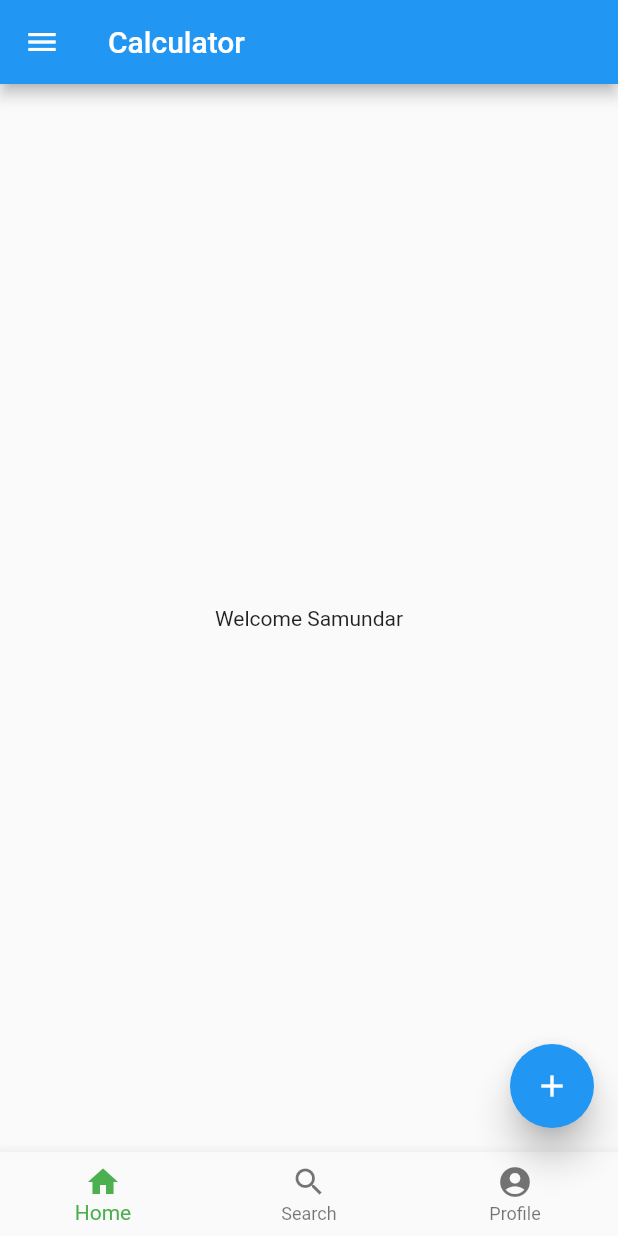
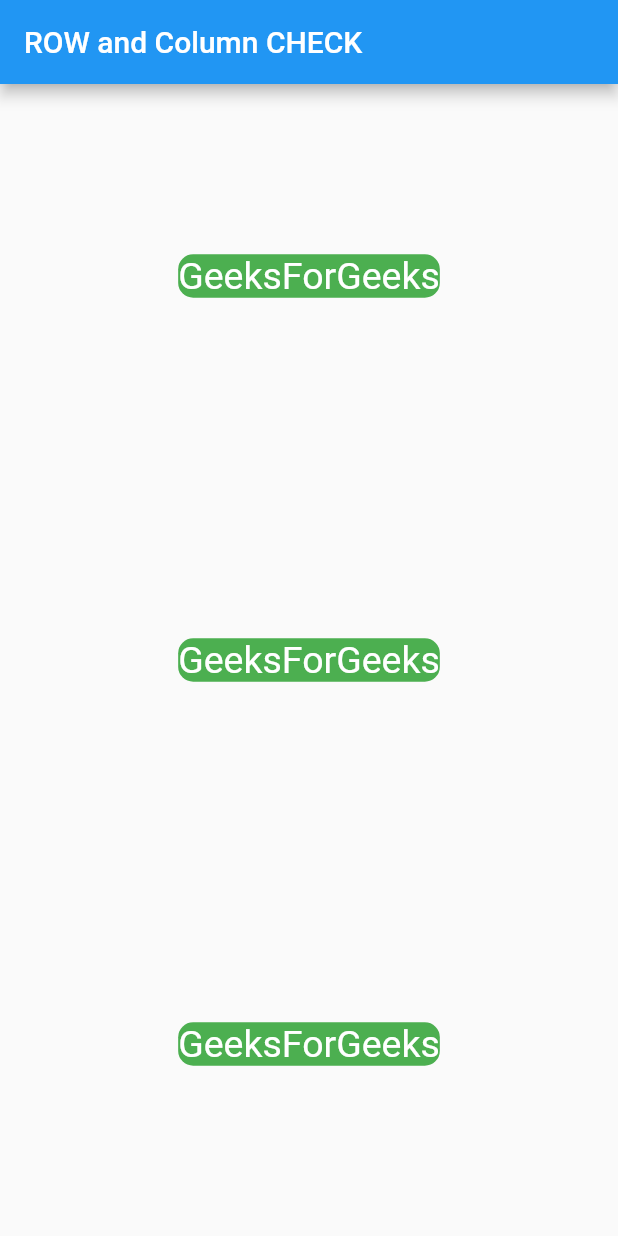
Before and after one commit to Samundar9525/FlutterProj, a Flutter app: the screen it shows after launch, on a phone screen of 412 x 824 dp. Run offline on Flutter 3.47's test engine with Material 2 defaults, Android fonts, the phone set to English and light mode, and no system bars.

Commit message:
column demo

```diff
--- a/lib/homepage.dart
+++ b/lib/homepage.dart
@@ -1,4 +1,4 @@
-  import 'package:flutter/material.dart';
+import 'package:flutter/material.dart';
 class homepage extends StatelessWidget{
   @override
   Widget build(BuildContext context){
--- a/lib/main.dart
+++ b/lib/main.dart
@@ -1,5 +1,6 @@
 import 'package:flutter/material.dart';
 import 'package:femo/homepage.dart';
+import 'package:femo/row_col.dart';
 
 void main() {
   runApp(MyApp());
@@ -9,11 +10,11 @@ class MyApp extends StatelessWidget {
   @override
   Widget build(BuildContext context) {
     return MaterialApp(
-      title: 'Flutter Demo',
+      title: 'Flutter Demo ba',
       theme: ThemeData(
         primarySwatch: Colors.blue,
       ),
-      home: homepage(),
+      home: myapp2(),
     );
   }
 }
--- /dev/null
+++ b/lib/row_col.dart
@@ -0,0 +1,38 @@
+import 'package:flutter/material.dart';
+
+class myapp2 extends StatelessWidget{
+  @override
+  Widget build(BuildContext context){
+    return Scaffold(
+      appBar: AppBar(title:Text("ROW and Column CHECK")),
+      body: Center(
+        child:  Column(
+            mainAxisAlignment: MainAxisAlignment.spaceAround,
+            children:<Widget>[
+              Container(
+                decoration:BoxDecoration(
+                    borderRadius:BorderRadius.circular(10),
+                    color:Colors.green
+                ),
+                child: Text("GeeksForGeeks",style: TextStyle(color:Colors.white,fontSize:25),),
+              ),
+              Container(
+                decoration:BoxDecoration(
+                    borderRadius:BorderRadius.circular(10),
+                    color:Colors.green
+                ),
+                child: Text("GeeksForGeeks",style: TextStyle(color:Colors.white,fontSize:25),),
+              ),
+              Container(
+                decoration:BoxDecoration(
+                    borderRadius:BorderRadius.circular(10),
+                    color:Colors.green
+                ),
+                child: Text("GeeksForGeeks",style: TextStyle(color:Colors.white,fontSize:25),),
+              )
+            ]
+        ),
+      )
+    );
+  }
+}
```
